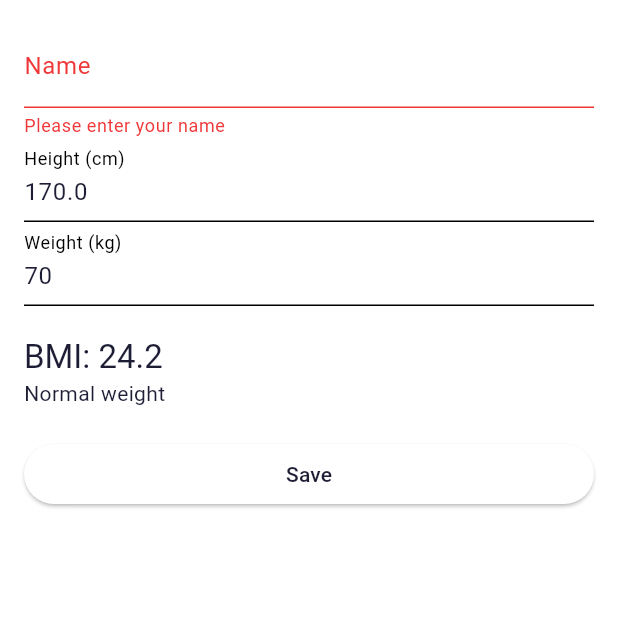
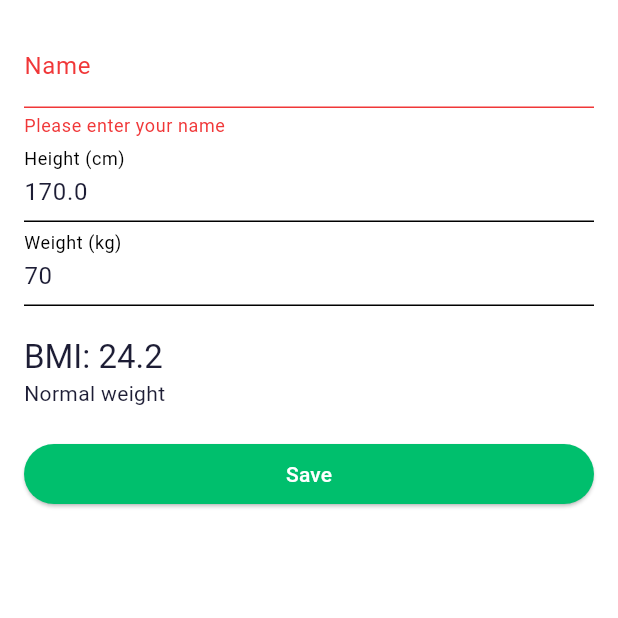
Before and after one commit to Lenanetka/healthtrack, a Flutter app: the ProfilePage screen opened directly, on a phone screen of 412 x 824 dp, the top half of it. Run offline on Flutter 3.47's test engine with Material 3 defaults, Android fonts, the phone set to English and light mode, and no system bars; our stand-ins replace drift, fl_chart, shared_preferences; accounts and stored records are empty; generated files the repository leaves out were written again.

Commit message:
Change buttons color

```diff
--- a/lib/pages/entries/add_entry_page.dart
+++ b/lib/pages/entries/add_entry_page.dart
@@ -102,10 +102,7 @@ class _AddEntryPageState extends State<AddEntryPage> {
                 onPressed: () {
                   if (_formKey.currentState!.validate()) _save();
                 },
-                child: Text(
-                  'Save',
-                  style: Theme.of(context).textTheme.labelLarge,
-                ),
+                child: const Text('Save'),
               ),
             ],
           ),
--- a/lib/pages/entries/edit_entry_page.dart
+++ b/lib/pages/entries/edit_entry_page.dart
@@ -119,10 +119,7 @@ class _EditEntryPageState extends State<EditEntryPage> {
                 onPressed: () {
                   if (_formKey.currentState!.validate()) _save();
                 },
-                child: Text(
-                  'Save',
-                  style: Theme.of(context).textTheme.labelLarge,
-                ),
+                child: const Text('Save'),
               ),
             ],
           ),
--- a/lib/pages/profile_page.dart
+++ b/lib/pages/profile_page.dart
@@ -72,10 +72,7 @@ class _ProfilePageState extends State<ProfilePage> {
                     );
                   }
                 },
-                child: Text(
-                  'Save',
-                  style: Theme.of(context).textTheme.labelLarge,
-                ),
+                child: const Text('Save'),
               ),
             ],
           ),
--- a/lib/theme/theme.dart
+++ b/lib/theme/theme.dart
@@ -36,6 +36,16 @@ ThemeData lightMode = ThemeData.light().copyWith(
     dayForegroundColor: WidgetStateProperty.all(PaletteLight.contentColor),
     todayForegroundColor: WidgetStateProperty.all(PaletteLight.contentColor),
   ),
+  elevatedButtonTheme: ElevatedButtonThemeData(
+    style: ElevatedButton.styleFrom(
+      backgroundColor: PaletteLight.primaryColor,
+      foregroundColor: PaletteLight.secondaryColor,
+    ),
+  ),
+  floatingActionButtonTheme: const FloatingActionButtonThemeData(
+    backgroundColor: PaletteLight.primaryColor,
+    foregroundColor: PaletteLight.secondaryColor,
+  ),
 );
 
 ThemeData darkMode = ThemeData.dark().copyWith(
@@ -71,4 +81,14 @@ ThemeData darkMode = ThemeData.dark().copyWith(
     dayForegroundColor: WidgetStateProperty.all(PaletteDark.contentColor),
     todayForegroundColor: WidgetStateProperty.all(PaletteDark.contentColor),
   ),
+  elevatedButtonTheme: ElevatedButtonThemeData(
+    style: ElevatedButton.styleFrom(
+      backgroundColor: PaletteDark.primaryColor,
+      foregroundColor: PaletteDark.secondaryColor,
+    ),
+  ),
+  floatingActionButtonTheme: const FloatingActionButtonThemeData(
+    backgroundColor: PaletteDark.primaryColor,
+    foregroundColor: PaletteDark.secondaryColor,
+  ),
 );
```
